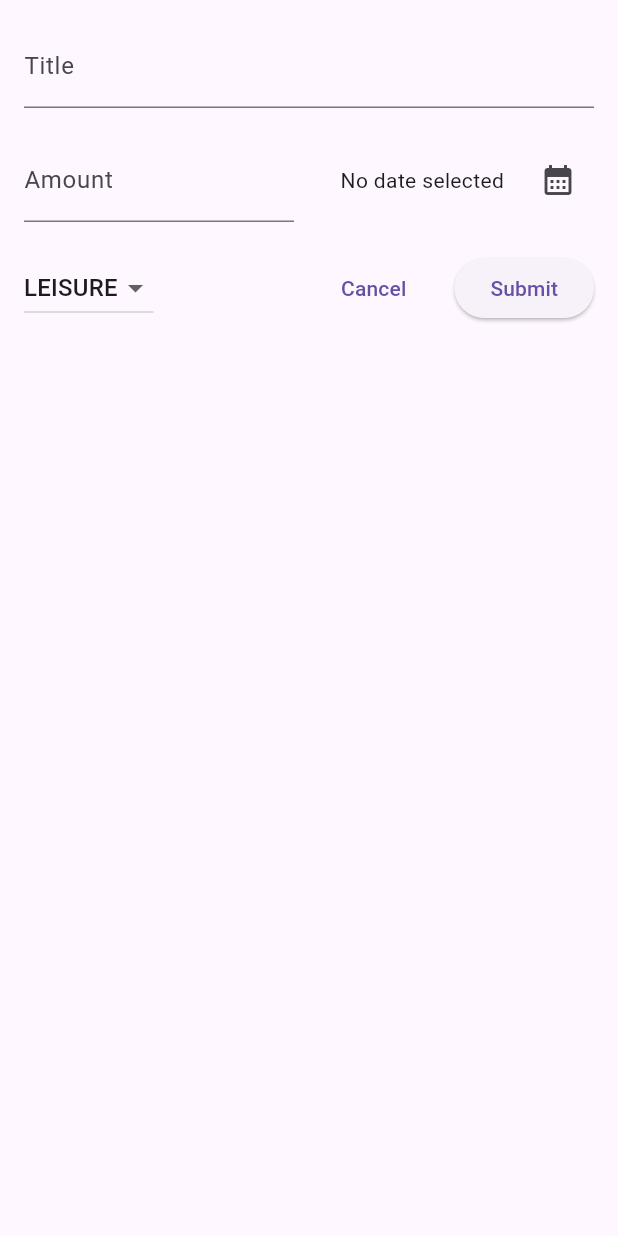
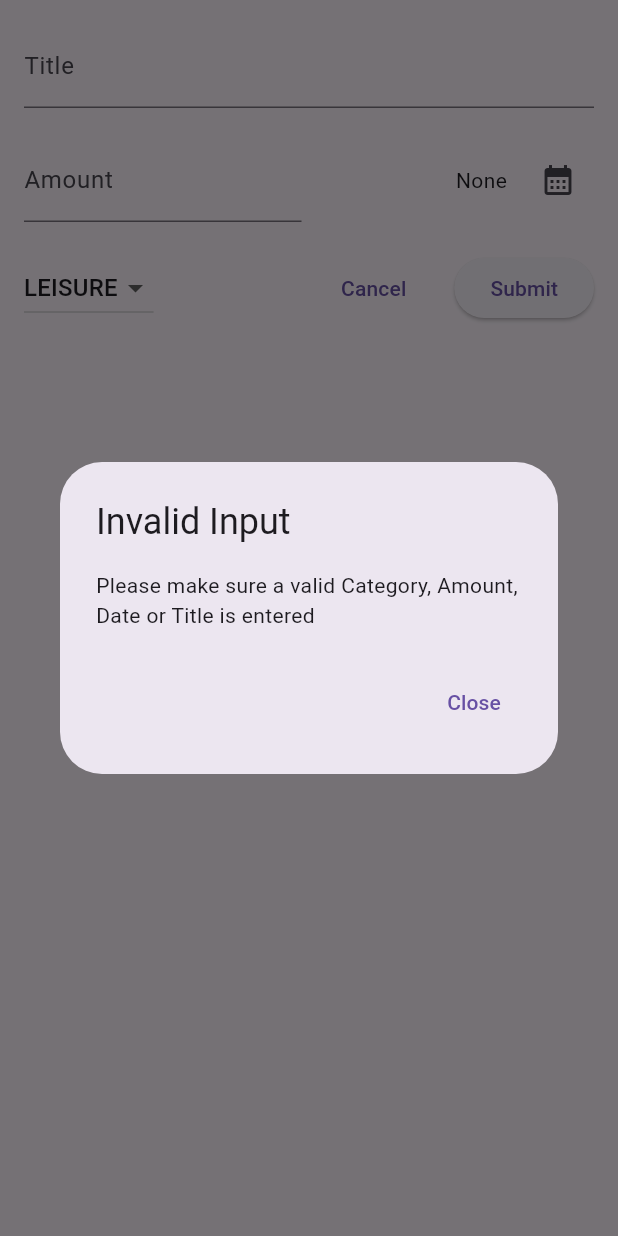
Before and after one commit to yashraj9922/expense_tracker_app, a Flutter app: the NewExpense widget shown alone on an empty page, opened directly, after a tap on "Submit", on a phone screen of 412 x 824 dp. Run offline on Flutter 3.47's test engine with Material 2 defaults, Android fonts, the phone set to English and light mode, and no system bars.

```diff
--- a/lib/Widgets/new_expense.dart
+++ b/lib/Widgets/new_expense.dart
@@ -41,6 +41,37 @@ class _NewExpenseState extends State<NewExpense> {
     });
   }
 
+  void _submitExpenseData() {
+    final enteredAmount = double.tryParse(_amountController
+        .text); // tryParse('Hello') => null .... tryParse('1.23') => 1.23
+    final amountIsInvalid = enteredAmount == null || enteredAmount <= 0;
+    if (_titleController.text.trim().isEmpty ||
+        amountIsInvalid ||
+        _selectedDate == null) {
+      // show error msg
+      showDialog(
+        context: context,
+        builder: (ctx) =>
+            // showing some alert msg
+            AlertDialog(
+          title: const Text("Invalid Input"),
+          content: const Text(
+              "Please make sure a valid Category, Amount, Date or Title is entered"),
+          actions: [
+            TextButton(
+              onPressed: () {
+                //To close the Dialog msg
+                Navigator.pop(ctx); // ctx is context connected to Dialog
+              },
+              child: const Text("Close"),
+            ),
+          ],
+        ),
+      );
+      return;
+    }
+  }
+
   @override
   Widget build(BuildContext context) {
     return Padding(
@@ -72,7 +103,7 @@ class _NewExpenseState extends State<NewExpense> {
                   ),
                 ),
               ),
-              const SizedBox(width: 20),
+              const SizedBox(width: 10),
               Expanded(
                 child: Row(
                   mainAxisAlignment: MainAxisAlignment.end,
@@ -80,11 +111,11 @@ class _NewExpenseState extends State<NewExpense> {
                   children: [
                     Text(
                       _selectedDate == null
-                          ? "No date selected"
+                          ? "None"
                           : formatter.format(
                               _selectedDate!), // ! added to force dart to assume that it wont be null
                     ),
-                    const SizedBox(width: 12),
+                    const SizedBox(width: 10),
                     IconButton(
                       onPressed: _presentDatePicker,
                       icon: const Icon(Icons.calendar_month),
@@ -128,11 +159,7 @@ class _NewExpenseState extends State<NewExpense> {
               ),
               const SizedBox(width: 20),
               ElevatedButton(
-                onPressed: () {
-                  // print(_enteredTitle);
-                  print(_titleController.text);
-                  print(_amountController.text);
-                },
+                onPressed: _submitExpenseData,
                 child: const Text("Submit"),
               ),
             ],
```
